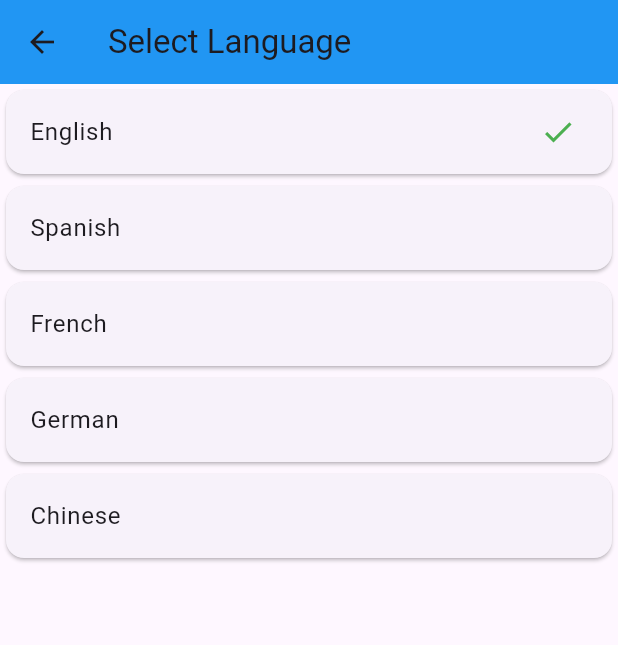
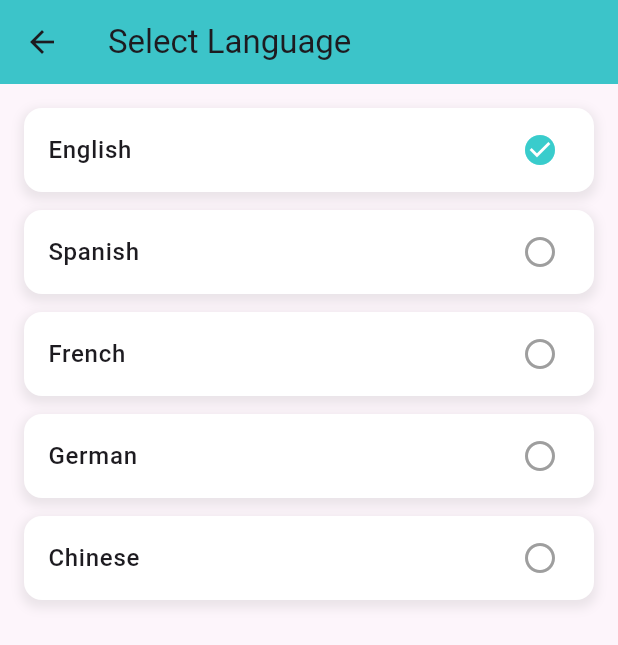
Before and after one commit to Crad-lers/Cradlers-App, a Flutter app: the LanguagesScreen screen opened by its route, on a phone screen of 412 x 824 dp. Shown: the top 645 px of the screen. Run offline on Flutter 3.47's test engine with Material 3 defaults, Android fonts, the phone set to English and light mode, and no system bars; our stand-ins replace camera, cloud_firestore, device_info_plus, firebase_auth, firebase_core, flutter_bloc and 4 more; accounts and stored records are empty.

Commit message:
chor/language

```diff
--- a/lib/screens/language_screen.dart
+++ b/lib/screens/language_screen.dart
@@ -6,35 +6,56 @@ class LanguagesScreen extends StatefulWidget {
 }
 
 class _LanguagesScreenState extends State<LanguagesScreen> {
-  String? selectedLanguage = 'English'; // Default selection, you can save this preference using SharedPreferences or a similar approach
+  String? selectedLanguage = 'English';
+  final List<String> languages = ['English', 'Spanish', 'French', 'German', 'Chinese'];
 
   @override
   Widget build(BuildContext context) {
-    final List<String> languages = ['English', 'Spanish', 'French', 'German', 'Chinese']; // Example languages
-
     return Scaffold(
       appBar: AppBar(
-        title: Text('Select Language'),
-        backgroundColor: Colors.blue, // Or any other appropriate color
+        title: const Text('Select Language'),
+        backgroundColor: const Color(0xFF39CCCC), // Your theme color
+        elevation: 2,
       ),
-      body: ListView.builder(
-        itemCount: languages.length,
-        itemBuilder: (context, index) {
-          return Card(
-            child: ListTile(
-              title: Text(languages[index]),
-              trailing: selectedLanguage == languages[index] ? Icon(Icons.check, color: Colors.green) : null,
+      body: Padding(
+        padding: const EdgeInsets.all(16.0),
+        child: ListView.separated(
+          itemCount: languages.length,
+          separatorBuilder: (context, index) => SizedBox(height: 12),
+          itemBuilder: (context, index) {
+            final lang = languages[index];
+            return GestureDetector(
               onTap: () {
                 setState(() {
-                  selectedLanguage = languages[index];
-                  // Here you would also call your logic to change the app's language
-                  print('Language changed to ${languages[index]}');
+                  selectedLanguage = lang;
+                  print('Language changed to $lang');
                 });
               },
-            ),
-          );
-        },
+              child: Container(
+                decoration: BoxDecoration(
+                  color: Colors.white,
+                  borderRadius: BorderRadius.circular(12),
+                  boxShadow: [
+                    BoxShadow(
+                      color: Colors.grey.withOpacity(0.2),
+                      spreadRadius: 2,
+                      blurRadius: 5,
+                      offset: Offset(0, 3),
+                    )
+                  ],
+                ),
+                child: ListTile(
+                  title: Text(lang, style: TextStyle(fontSize: 16, fontWeight: FontWeight.w500)),
+                  trailing: selectedLanguage == lang
+                      ? Icon(Icons.check_circle, color: Color(0xFF39CCCC))
+                      : Icon(Icons.radio_button_off, color: Colors.grey),
+                ),
+              ),
+            );
+          },
+        ),
       ),
+      backgroundColor: const Color(0xFFFDF5FB), // Match the soft background tone
     );
   }
 }
```
